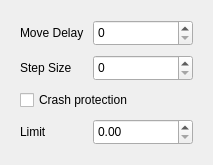
First picture: the form in pyqt5 STM software/ui/SendOptions.ui, repository freestylexyz/STM-pyqt5-software, before the edit.
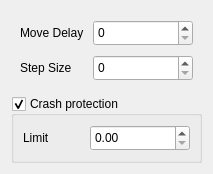
Second picture: the form after the edit.

```diff
--- a/pyqt5 STM software/ui/SendOptions.ui
+++ b/pyqt5 STM software/ui/SendOptions.ui
@@ -6,8 +6,8 @@
    <rect>
     <x>0</x>
     <y>0</y>
-    <width>209</width>
-    <height>157</height>
+    <width>205</width>
+    <height>162</height>
    </rect>
   </property>
   <property name="windowTitle">
@@ -20,13 +20,6 @@
       <property name="spacing">
        <number>9</number>
       </property>
-      <item row="3" column="0">
-       <widget class="QLabel" name="label_5">
-        <property name="text">
-         <string>Limit</string>
-        </property>
-       </widget>
-      </item>
       <item row="0" column="0">
        <widget class="QLabel" name="label_2">
         <property name="text">
@@ -73,14 +66,29 @@
         </property>
        </widget>
       </item>
-      <item row="2" column="0" colspan="2">
-       <widget class="QCheckBox" name="checkBox">
+     </layout>
+    </widget>
+   </item>
+   <item row="2" column="0">
+    <widget class="QGroupBox" name="groupBox">
+     <property name="title">
+      <string>Crash protection</string>
+     </property>
+     <property name="checkable">
+      <bool>true</bool>
+     </property>
+     <layout class="QGridLayout" name="gridLayout_3">
+      <property name="spacing">
+       <number>9</number>
+      </property>
+      <item row="0" column="0">
+       <widget class="QLabel" name="label_5">
         <property name="text">
-         <string>Crash protection</string>
+         <string>Limit</string>
         </property>
        </widget>
       </item>
-      <item row="3" column="1" colspan="2">
+      <item row="0" column="1">
        <widget class="QDoubleSpinBox" name="doubleSpinBox">
         <property name="sizePolicy">
          <sizepolicy hsizetype="Fixed" vsizetype="Fixed">
```
Left out of the diff: 34 changed lines with no effect on the pictures.
